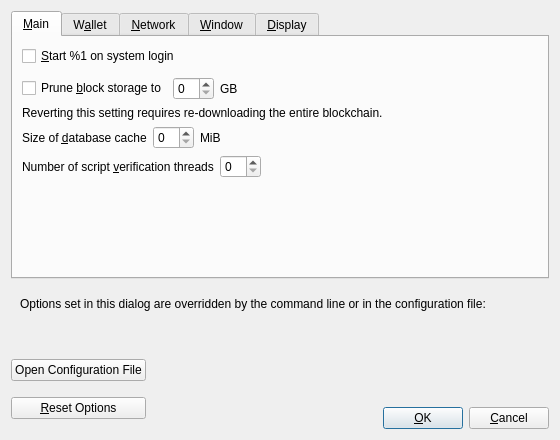
Qt form src/qt/forms/optionsdialog.ui (diazcoin/diaz) before a commit.
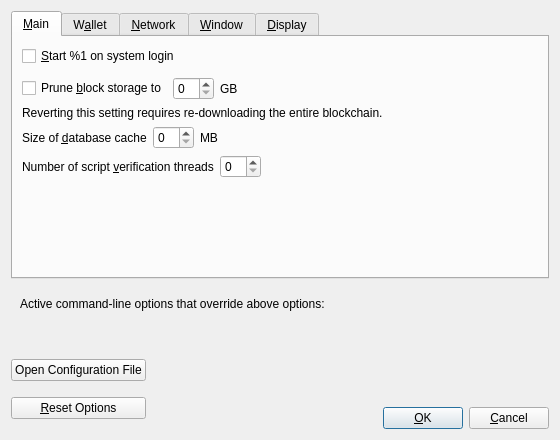
The same form after that commit. Custom widgets are drawn as their Qt base class.

Patch:
```diff
--- a/src/qt/forms/optionsdialog.ui
+++ b/src/qt/forms/optionsdialog.ui
@@ -121,7 +121,7 @@
          <item>
           <widget class="QLabel" name="databaseCacheUnitLabel">
            <property name="text">
-            <string>MiB</string>
+            <string>MB</string>
            </property>
            <property name="textFormat">
             <enum>Qt::PlainText</enum>
@@ -714,7 +714,7 @@
         <item>
          <widget class="QLabel" name="overriddenByCommandLineInfoLabel">
           <property name="text">
-           <string>Options set in this dialog are overridden by the command line or in the configuration file:</string>
+           <string>Active command-line options that override above options:</string>
           </property>
           <property name="textFormat">
            <enum>Qt::PlainText</enum>
```
